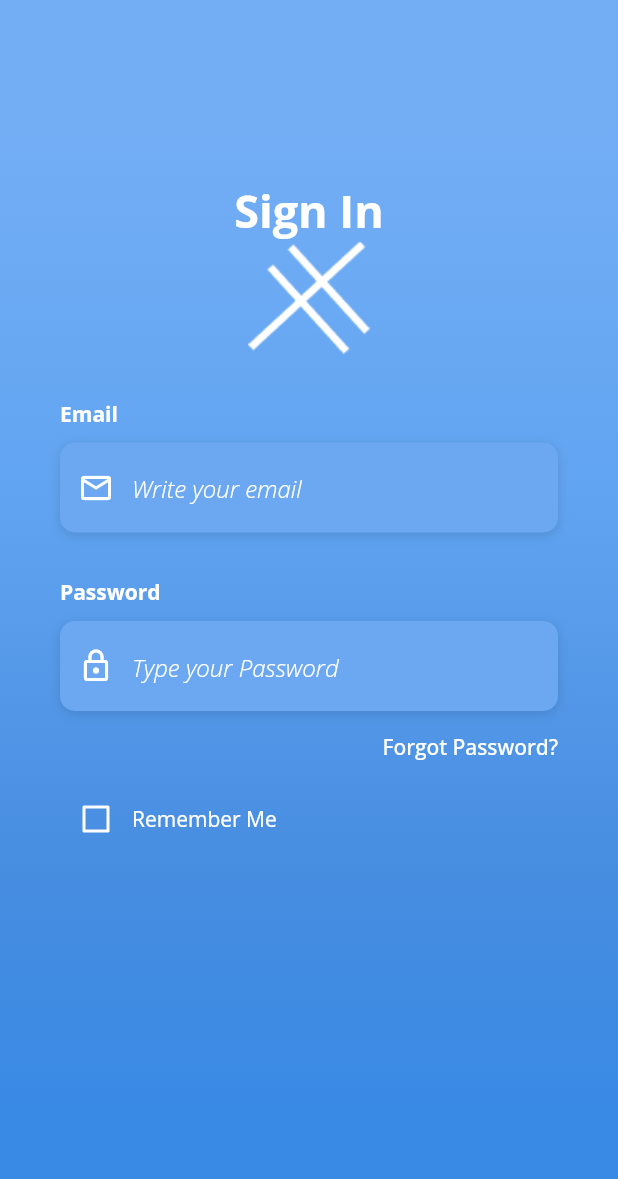
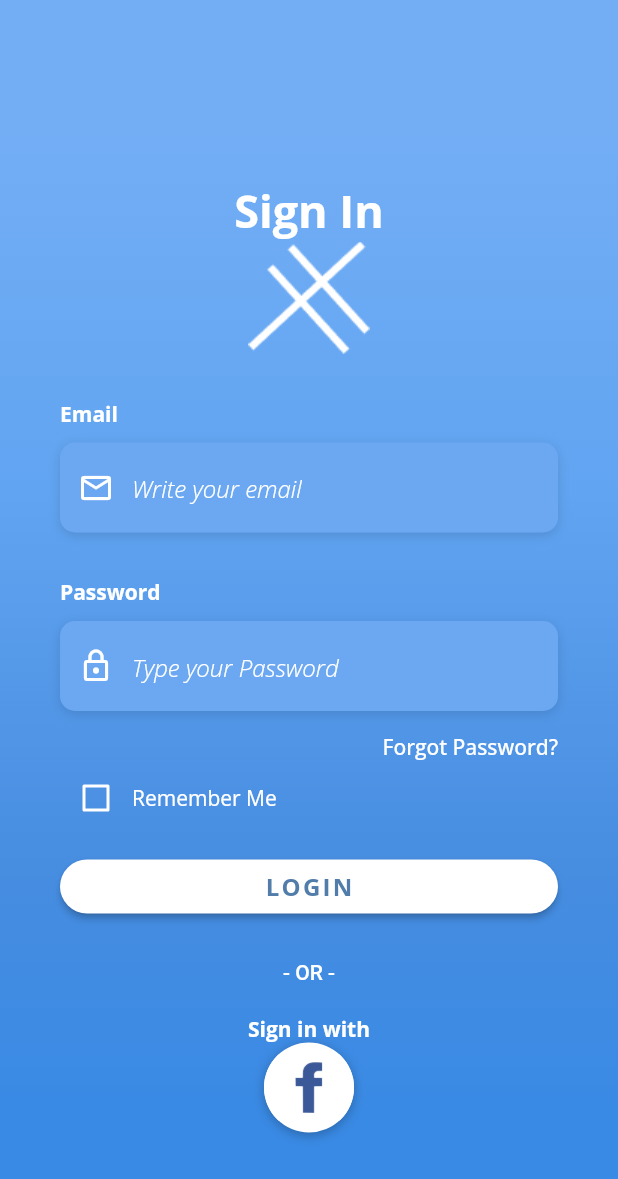
Before and after one commit to lordvlads77/FlutterUILoginScreen, a Flutter app: the screen it shows after launch, on a phone screen of 412 x 824 dp. Shown: the top 1179 px of the screen. Run offline on Flutter 3.47's test engine with Material 2 defaults, Android fonts, the phone set to English and light mode, and no system bars.

Commit message:
Finished the Design for the Homework

```diff
--- a/lib/login.dart
+++ b/lib/login.dart
@@ -186,6 +186,7 @@ class _LoginState extends State<Login> {
                     ),
                   ),
                   Container(
+                    height: 20,
                     child: Row(
                       children: [
                         Theme(
@@ -210,7 +211,66 @@ class _LoginState extends State<Login> {
                       ],
                     ),
                   ),
-
+                  Container(
+                    padding: EdgeInsets.symmetric(vertical: 25),
+                    width: double.infinity,
+                    child: ElevatedButton(
+                        style: ButtonStyle(
+                          shape: MaterialStateProperty.all<RoundedRectangleBorder>(
+                            RoundedRectangleBorder(
+                              borderRadius: BorderRadius.circular(30),
+                            ),
+                          ),
+                          backgroundColor: MaterialStateProperty.resolveWith<Color?>((Set<MaterialState> states) {
+                              return Colors.white;
+                          })
+                        ),
+                        onPressed: () => print('Login Button Pressed'),
+                        child: Text('LOGIN',
+                          style: TextStyle(
+                            color: Color(0xFF527DAA),
+                            letterSpacing: 1.5,
+                            fontSize: 16,
+                            fontWeight: FontWeight.bold,
+                            fontFamily: 'OpenSans',
+                          ),
+                        ),
+                    ),
+                  ),
+                  Column(
+                    children: [
+                      Text('- OR -',
+                        style: TextStyle(
+                          color: Colors.white,
+                          fontWeight: FontWeight.w500,
+                        ),
+                      ),
+                      SizedBox(
+                        height: 20,
+                      ),
+                      Text('Sign in with',
+                        style: lSignStyle,
+                      ),
+                    ],
+                  ),
+                  Container(
+                    height: 60,
+                    width: 60,
+                    decoration: BoxDecoration(
+                      shape: BoxShape.circle,
+                      color: Colors.white,
+                      boxShadow: [
+                        BoxShadow(
+                          color: Colors.black26,
+                          offset: Offset(0, 2),
+                          blurRadius: 6,
+                        ),
+                      ],
+                      image: DecorationImage(
+                        image: AssetImage('img/facebook.jpg'),
+                      ),
+                    ),
+                  ),
                 ],
               ),
             ),
--- a/lib/styles.dart
+++ b/lib/styles.dart
@@ -4,3 +4,9 @@ final lLoginStyle = TextStyle(
   color: Colors.white,
   fontFamily: 'OpenSans',
 );
+
+final lSignStyle = TextStyle(
+  color: Colors.white,
+  fontWeight: FontWeight.bold,
+  fontFamily: 'OpenSans',
+);
```
Also changed, not shown: img/facebook.jpg (added), 1 other file.
